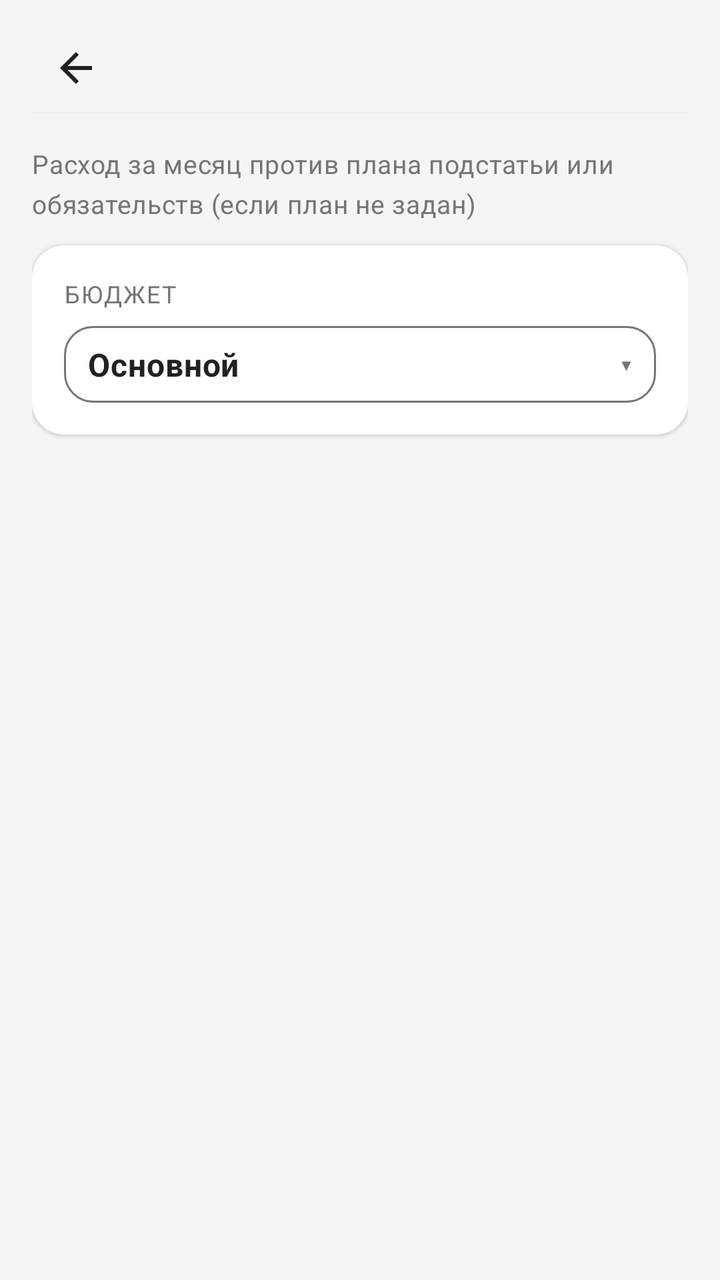
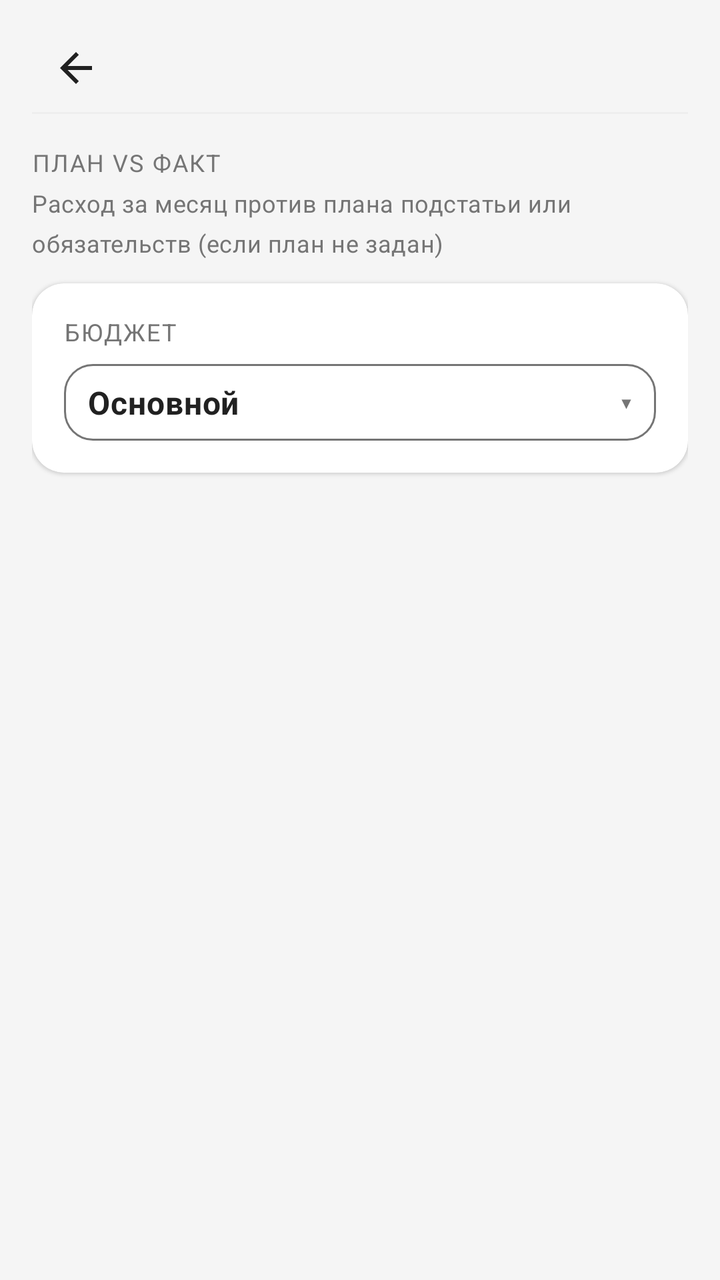

Before-and-after screenshots of an Android layout around one commit, followed by the original layout XML and the change that was made.
<!-- AndroidManifest.xml: application theme Theme.MyBudget -->
<!-- res/layout/activity_plan_fact.xml -->
<?xml version="1.0" encoding="utf-8"?>
<LinearLayout xmlns:android="http://schemas.android.com/apk/res/android"
    android:orientation="vertical"
    android:background="@color/background_light"
    android:paddingLeft="@dimen/space_16"
    android:paddingTop="@dimen/space_12"
    android:paddingRight="@dimen/space_16"
    android:paddingBottom="@dimen/space_16"
    android:layout_width="match_parent"
    android:layout_height="match_parent"
    android:paddingHorizontal="@dimen/space_16">
    <include
        android:layout_width="match_parent"
        android:layout_height="wrap_content"
        android:layout_marginBottom="@dimen/space_8"
        layout="@layout/include_screen_header"/>
    <TextView
        android:textSize="13sp"
        android:layout_width="match_parent"
        android:layout_height="wrap_content"
        android:layout_marginBottom="@dimen/space_12"
        android:text="@string/plan_fact_hint"
        style="@style/Text.MyBudget.Subtitle"/>
    <include layout="@layout/include_transaction_budget_picker"/>
    <androidx.recyclerview.widget.RecyclerView
        android:id="@+id/planFactRecycler"
        android:paddingTop="@dimen/space_8"
        android:paddingBottom="@dimen/space_12"
        android:layout_width="match_parent"
        android:layout_height="0dp"
        android:layout_weight="1"/>
    <TextView
        android:textColor="@color/text_secondary"
        android:gravity="center"
        android:id="@+id/planFactEmpty"
        android:padding="@dimen/space_24"
        android:visibility="gone"
        android:layout_width="match_parent"
        android:layout_height="0dp"
        android:text="@string/plan_fact_empty"
        android:layout_weight="1"/>
</LinearLayout>
<!-- res/layout/include_screen_header.xml (included above) -->
<?xml version="1.0" encoding="utf-8"?>
<LinearLayout xmlns:android="http://schemas.android.com/apk/res/android"
    android:layout_width="match_parent"
    android:layout_height="wrap_content"
    android:orientation="vertical">

    <include layout="@layout/include_compact_toolbar" />

    <View
        android:layout_width="match_parent"
        android:layout_height="1dp"
        android:layout_marginBottom="@dimen/space_8"
        android:background="@color/border_light" />
</LinearLayout>
<!-- res/layout/include_transaction_budget_picker.xml (included above) -->
<?xml version="1.0" encoding="utf-8"?>
<androidx.cardview.widget.CardView xmlns:android="http://schemas.android.com/apk/res/android"
    android:layout_width="match_parent"
    android:layout_height="wrap_content"
    android:layout_marginBottom="@dimen/space_12"
    style="@style/Card.MyBudget.Surface">
    <LinearLayout
        android:orientation="vertical"
        android:padding="@dimen/space_16"
        android:layout_width="match_parent"
        android:layout_height="wrap_content">
        <TextView
            android:layout_width="wrap_content"
            android:layout_height="wrap_content"
            android:layout_marginBottom="@dimen/space_8"
            android:text="@string/transaction_budget_label"
            style="@style/Text.MyBudget.SectionLabel"/>
        <LinearLayout
            android:gravity="center_vertical"
            android:orientation="horizontal"
            android:id="@+id/transactionBudgetPicker"
            android:background="@drawable/quick_filter_chip_bg"
            android:paddingHorizontal="@dimen/space_12"
            android:paddingVertical="@dimen/space_8"
            android:focusable="true"
            android:clickable="true"
            android:layout_width="match_parent"
            android:layout_height="wrap_content">
            <TextView
                android:textSize="16sp"
                android:id="@+id/transactionBudgetNameText"
                android:layout_width="0dp"
                android:layout_height="wrap_content"
                android:text="@string/budget_profiles_default_name"
                android:layout_weight="1"
                style="@style/Text.MyBudget.Section"/>
            <TextView
                android:textSize="16sp"
                android:textColor="@color/text_secondary"
                android:layout_width="wrap_content"
                android:layout_height="wrap_content"
                android:text="@string/ui_chevron_down"
                android:layout_marginStart="@dimen/space_8"/>
        </LinearLayout>
    </LinearLayout>
</androidx.cardview.widget.CardView>
<!-- res/layout/include_compact_toolbar.xml (included above) -->
<?xml version="1.0" encoding="utf-8"?>
<LinearLayout xmlns:android="http://schemas.android.com/apk/res/android" xmlns:app="http://schemas.android.com/apk/res-auto"
    android:gravity="center_vertical"
    android:orientation="horizontal"
    android:id="@+id/screenHeaderRoot"
    android:layout_width="match_parent"
    android:layout_height="wrap_content"
    android:minHeight="@dimen/touch_min_size">
    <ImageButton
        android:id="@+id/screenHeaderBack"
        android:background="?attr/selectableItemBackgroundBorderless"
        android:padding="@dimen/space_8"
        android:layout_width="@dimen/touch_min_size"
        android:layout_height="@dimen/touch_min_size"
        android:src="@drawable/ic_arrow_back"
        android:scaleType="centerInside"
        android:contentDescription="@string/nav_back"
        app:tint="@color/text_primary"/>
    <TextView
        android:textSize="18sp"
        android:id="@+id/screenHeaderEmoji"
        android:visibility="gone"
        android:layout_width="wrap_content"
        android:layout_height="wrap_content"
        android:layout_marginStart="@dimen/space_2"/>
    <TextView
        android:textSize="20sp"
        android:ellipsize="end"
        android:id="@+id/screenHeaderTitle"
        android:layout_width="0dp"
        android:layout_height="wrap_content"
        android:maxLines="1"
        android:layout_weight="1"
        android:layout_marginStart="@dimen/space_4"
        style="@style/Text.MyBudget.Title"/>
    <ImageButton
        android:id="@+id/screenHeaderAction"
        android:background="?attr/selectableItemBackgroundBorderless"
        android:padding="@dimen/space_8"
        android:visibility="gone"
        android:layout_width="@dimen/touch_min_size"
        android:layout_height="@dimen/touch_min_size"
        android:src="@android:drawable/ic_menu_more"
        android:contentDescription="@string/transactions_more_menu"
        app:tint="@color/text_secondary"/>
    <ImageButton
        android:id="@+id/screenHeaderActionSecondary"
        android:background="?attr/selectableItemBackgroundBorderless"
        android:padding="@dimen/space_8"
        android:visibility="gone"
        android:layout_width="@dimen/touch_min_size"
        android:layout_height="@dimen/touch_min_size"
        android:src="@android:drawable/ic_menu_search"
        android:contentDescription="@string/transactions_search_submit"
        app:tint="@color/budget_blue"/>
</LinearLayout>
<!-- resources referenced by this layout -->
<resources>
  <color name="background_light">#f5f5f5</color>
  <color name="border_light">#eeeeee</color>
  <color name="budget_blue">#2196f3</color>
  <color name="text_primary">#212121</color>
  <color name="text_secondary">#757575</color>
  <dimen name="space_12">12dp</dimen>
  <dimen name="space_16">16dp</dimen>
  <dimen name="space_2">2dp</dimen>
  <dimen name="space_24">24dp</dimen>
  <dimen name="space_4">4dp</dimen>
  <dimen name="space_8">8dp</dimen>
  <dimen name="touch_min_size">44dp</dimen>
  <!-- drawable ic_arrow_back (drawable) -->
  <?xml version="1.0" encoding="utf-8"?>
  <vector xmlns:android="http://schemas.android.com/apk/res/android"
      android:height="24dp"
      android:width="24dp"
      android:viewportWidth="24"
      android:viewportHeight="24">
      <path
          android:fillColor="@color/text_primary"
          android:pathData="M20,11H7.83l5.59,-5.59L12,4l-8,8 8,8 1.41,-1.41L7.83,13H20v-2z"/>
  </vector>
  <string name="budget_profiles_default_name">Основной</string>
  <string name="nav_back">Назад</string>
  <string name="plan_fact_empty">Нет подстатей с планом или расходами за месяц</string>
  <string name="plan_fact_hint">Расход за месяц против плана подстатьи или обязательств (если план не задан)</string>
  <string name="transaction_budget_label">Бюджет</string>
  <string name="transactions_more_menu">Дополнительно</string>
  <string name="transactions_search_submit">Искать</string>
  <string name="ui_chevron_down">▾</string>
  <style name="Card.MyBudget.Surface" parent="">
      <item name="cardBackgroundColor">@color/card_background_white</item>
      <item name="cardCornerRadius">@dimen/radius_16</item>
      <item name="cardElevation">@dimen/card_elevation_low</item>
    </style>
  <style name="Text.MyBudget.Section" parent="@style/Text.MyBudget">
      <item name="android:textSize">16sp</item>
      <item name="android:textStyle">bold</item>
      <item name="android:textColor">@color/text_primary</item>
    </style>
  <style name="Text.MyBudget.SectionLabel" parent="@style/Text.MyBudget">
      <item name="android:textSize">12sp</item>
      <item name="android:textColor">@color/text_secondary</item>
      <item name="android:textAllCaps">true</item>
      <item name="android:letterSpacing">0.06</item>
    </style>
  <style name="Text.MyBudget.Subtitle" parent="@style/Text.MyBudget">
      <item name="android:textSize">12sp</item>
      <item name="android:textColor">@color/text_secondary</item>
    </style>
  <style name="Text.MyBudget.Title" parent="@style/Text.MyBudget">
      <item name="android:textSize">18sp</item>
      <item name="android:textStyle">bold</item>
      <item name="android:textColor">@color/text_primary</item>
    </style>
  <style name="Theme.MyBudget" parent="@style/Base.Theme.MyBudget" />
  <color name="transactions_purple">#9c27b0</color>
  <color name="card_background_white">#ffffff</color>
  <dimen name="radius_16">16dp</dimen>
  <dimen name="card_elevation_low">1dp</dimen>
  <style name="Text.MyBudget" parent="@style/TextAppearance.Material3.BodyMedium" />
  <style name="Base.Theme.MyBudget" parent="@style/Theme.Material3.DayNight.NoActionBar">
      <item name="android:colorBackground">@color/background_light</item>
      <item name="colorOnPrimary">@color/md_theme_onPrimary</item>
      <item name="colorOnSurface">@color/md_theme_onSurface</item>
      <item name="colorOutline">@color/md_theme_outline</item>
      <item name="colorPrimary">@color/md_theme_primary</item>
      <item name="colorSurface">@color/md_theme_surface</item>
      <item name="colorSurfaceVariant">@color/md_theme_surfaceVariant</item>
    </style>
  <color name="md_theme_onPrimary">#ffffff</color>
  <color name="md_theme_onSurface">#1d1b20</color>
  <color name="md_theme_outline">#79747e</color>
  <color name="md_theme_primary">#6750a4</color>
  <color name="md_theme_surface">#ffffff</color>
  <color name="md_theme_surfaceVariant">#e7e0ec</color>
  <!-- unchanged entries left out for length: 1 -->
</resources>

<!-- the commit's change to res/layout/activity_plan_fact.xml (unified diff, before → after) -->
@@ -1,5 +1,5 @@
 <?xml version="1.0" encoding="utf-8"?>
-<LinearLayout xmlns:android="http://schemas.android.com/apk/res/android"
+<LinearLayout xmlns:android="http://schemas.android.com/apk/res/android" xmlns:app="http://schemas.android.com/apk/res-auto"
     android:orientation="vertical"
     android:background="@color/background_light"
     android:paddingLeft="@dimen/space_16"
@@ -15,7 +15,12 @@
         android:layout_marginBottom="@dimen/space_8"
         layout="@layout/include_screen_header"/>
     <TextView
-        android:textSize="13sp"
+        android:layout_width="match_parent"
+        android:layout_height="wrap_content"
+        android:layout_marginBottom="@dimen/space_4"
+        android:text="@string/plan_fact_title"
+        style="@style/Text.MyBudget.SectionLabel"/>
+    <TextView
         android:layout_width="match_parent"
         android:layout_height="wrap_content"
         android:layout_marginBottom="@dimen/space_12"
<!-- resource entries referenced after the edit -->
@@ -27,6 +27,7 @@
   <string name="nav_back">Назад</string>
   <string name="plan_fact_empty">Нет подстатей с планом или расходами за месяц</string>
   <string name="plan_fact_hint">Расход за месяц против плана подстатьи или обязательств (если план не задан)</string>
+  <string name="plan_fact_title">План vs факт</string>
   <string name="transaction_budget_label">Бюджет</string>
   <string name="transactions_more_menu">Дополнительно</string>
   <string name="transactions_search_submit">Искать</string>
